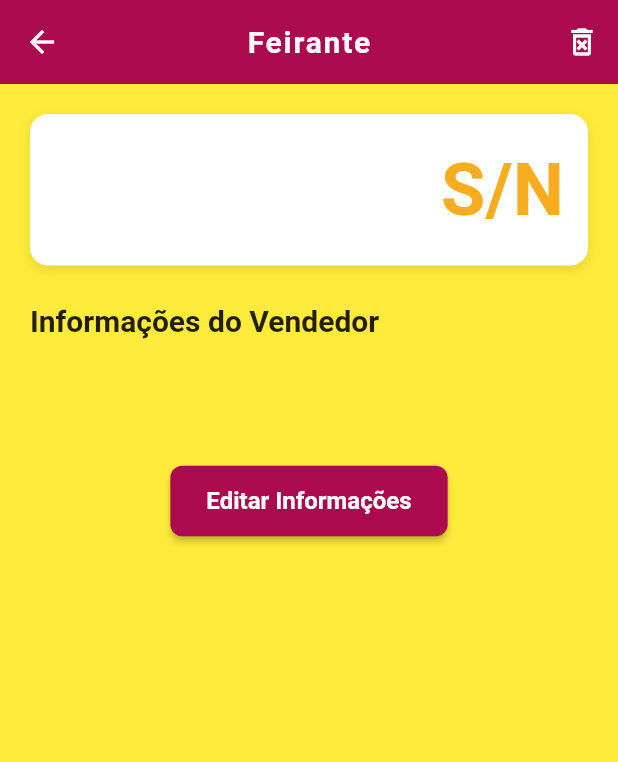
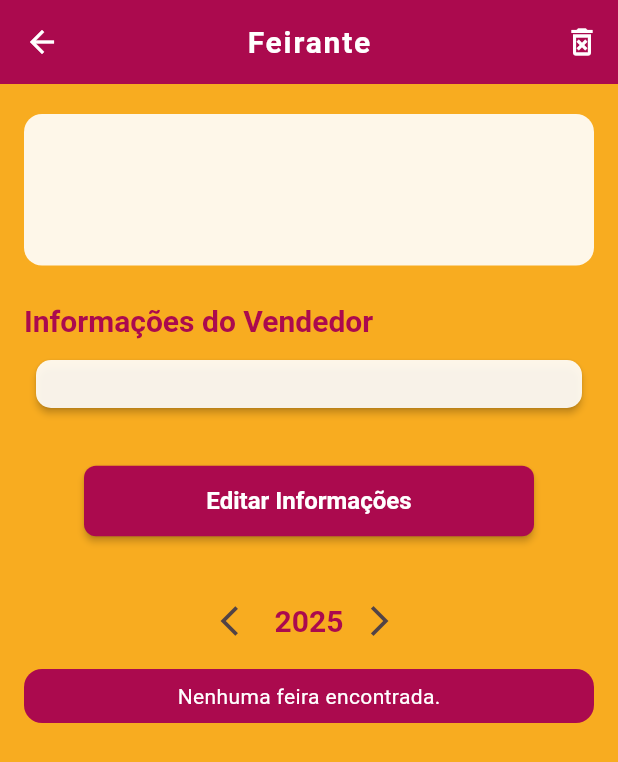
Before and after one commit to mxmlucca/app_feira_digital, a Flutter app: the ExpositorDetailScreen screen opened directly with empty values, on a phone screen of 412 x 824 dp. Shown: the top 762 px of the screen. Run offline on Flutter 3.47's test engine with Material 3 defaults, Android fonts, the phone set to English and light mode, and no system bars; our stand-ins replace cloud_firestore, firebase_auth, firebase_core; accounts and stored records are empty.

Commit message:
adição de historico na detail expositor

```diff
--- a/lib/screens/expositor_detail_screen.dart
+++ b/lib/screens/expositor_detail_screen.dart
@@ -1,26 +1,36 @@
 import 'package:flutter/material.dart';
+import 'package:intl/intl.dart';
 import '../models/expositor.dart';
+import '../models/feira_evento.dart';
 import '../services/firestore_service.dart';
-import 'expositor_form_screen.dart'; // Para navegar para a edição
+import 'expositor_form_screen.dart';
 
-// Supondo que kCoresCategorias está definido globalmente ou importado
-// Se não, defina-o aqui ou importe-o.
-// const Map<String, Color> kCoresCategorias = { /* ... seu mapa de cores ... */ };
-
-class ExpositorDetailScreen extends StatelessWidget {
+class ExpositorDetailScreen extends StatefulWidget {
   final Expositor expositor;
 
   const ExpositorDetailScreen({super.key, required this.expositor});
 
-  // Não precisamos de routeName se sempre navegamos com MaterialPageRoute e argumentos.
-  // static const String routeName = '/expositor-detail';
+  @override
+  State<ExpositorDetailScreen> createState() => _ExpositorDetailScreenState();
+}
+
+class _ExpositorDetailScreenState extends State<ExpositorDetailScreen> {
+  final FirestoreService _firestoreService = FirestoreService();
+  late int _anoSelecionado;
+
+  @override
+  void initState() {
+    super.initState();
+    _anoSelecionado = DateTime.now().year;
+  }
 
   Future<void> _confirmarERemoverExpositor(
     BuildContext context,
     String id,
   ) async {
-    final firestoreService =
-        FirestoreService(); // Instancia localmente ou passe via Provider/DI
+    final scaffoldMessenger = ScaffoldMessenger.of(context);
+    final navigator = Navigator.of(context);
+
     bool confirmar =
         await showDialog(
           context: context,
@@ -32,14 +42,14 @@ class ExpositorDetailScreen extends StatelessWidget {
               ),
               actions: <Widget>[
                 TextButton(
-                  onPressed: () => Navigator.of(ctx).pop(false),
+                  onPressed: () => navigator.pop(false),
                   child: const Text('Cancelar'),
                 ),
                 TextButton(
                   style: TextButton.styleFrom(
                     foregroundColor: Theme.of(context).colorScheme.error,
                   ),
-                  onPressed: () => Navigator.of(ctx).pop(true),
+                  onPressed: () => navigator.pop(true),
                   child: const Text('Remover'),
                 ),
               ],
@@ -48,15 +58,15 @@ class ExpositorDetailScreen extends StatelessWidget {
         ) ??
         false;
 
-    if (confirmar && context.mounted) {
+    if (confirmar) {
       try {
-        await firestoreService.removerExpositor(id);
-        ScaffoldMessenger.of(context).showSnackBar(
+        await _firestoreService.removerExpositor(id);
+        scaffoldMessenger.showSnackBar(
           const SnackBar(content: Text('Expositor removido com sucesso!')),
         );
-        Navigator.of(context).pop(); // Volta para a lista após remover
+        navigator.pop(); // Volta para a lista após remover
       } catch (e) {
-        ScaffoldMessenger.of(context).showSnackBar(
+        scaffoldMessenger.showSnackBar(
           SnackBar(content: Text('Erro ao remover expositor: $e')),
         );
       }
@@ -73,28 +83,11 @@ class ExpositorDetailScreen extends StatelessWidget {
         builder:
             (context) => ExpositorFormScreen(expositor: expositorParaEditar),
         settings: RouteSettings(
-          name: ExpositorFormScreen.routeNameEdit, // Para consistência
+          name: ExpositorFormScreen.routeNameEdit,
           arguments: expositorParaEditar,
         ),
       ),
-    ).then((foiModificado) {
-      if (foiModificado == true && context.mounted) {
-        // Se o formulário indicar que houve modificação, podemos atualizar esta tela
-        // A forma mais simples seria recarregar os dados do expositor,
-        // mas isso exigiria que esta tela fosse StatefulWidget e buscasse os dados.
-        // Por agora, a lista anterior (ExpositorListScreen) já se atualiza com o Stream.
-        // Se quisermos que esta tela também se atualize, precisaríamos de uma
-        // gestão de estado mais avançada ou que o form retorne o objeto atualizado.
-        // (context as Element).reassemble(); // Força um rebuild, mas não é ideal
-        ScaffoldMessenger.of(context).showSnackBar(
-          const SnackBar(
-            content: Text(
-              'Dados podem ter sido atualizados. Volte à lista para ver as mudanças se necessário.',
-            ),
-          ),
     );
-      }
-    });
   }
 
   Widget _buildInfoRow(
@@ -104,14 +97,16 @@ class ExpositorDetailScreen extends StatelessWidget {
     String? value,
   ) {
     if (value == null || value.isEmpty) {
-      return const SizedBox.shrink(); // Não mostra nada se o valor for nulo ou vazio
+      return const SizedBox.shrink();
     }
     return Padding(
-      padding: const EdgeInsets.symmetric(vertical: 6.0),
+      padding: const EdgeInsets.symmetric(
+        vertical: 4.0,
+      ), // Padding vertical reduzido
       child: Row(
         crossAxisAlignment: CrossAxisAlignment.start,
         children: [
-          Icon(icon, size: 20.0, color: Theme.of(context).colorScheme.primary),
+          Icon(icon, size: 18.0, color: Theme.of(context).colorScheme.primary),
           const SizedBox(width: 12.0),
           Expanded(
             child: Column(
@@ -123,7 +118,6 @@ class ExpositorDetailScreen extends StatelessWidget {
                     context,
                   ).textTheme.bodySmall?.copyWith(color: Colors.grey.shade600),
                 ),
-                const SizedBox(height: 2.0),
                 Text(value, style: Theme.of(context).textTheme.bodyLarge),
               ],
             ),
@@ -133,48 +127,72 @@ class ExpositorDetailScreen extends StatelessWidget {
     );
   }
 
+  Widget _buildGridItem(FeiraEvento feira) {
+    final bool? presente = feira.presencaExpositores?[widget.expositor.id];
+    Color corIcone = Colors.grey;
+    IconData icone = Icons.schedule;
+
+    if (presente == true) {
+      corIcone = Colors.green.shade700;
+      icone = Icons.check_circle;
+    } else if (presente == false) {
+      corIcone = Colors.red.shade700;
+      icone = Icons.cancel;
+    }
+
+    return Card(
+      color: Colors.white,
+      child: Padding(
+        padding: const EdgeInsets.all(4.0), // Padding interno reduzido
+        child: Column(
+          mainAxisAlignment: MainAxisAlignment.center,
+          children: [
+            Text(
+              DateFormat('dd/MM').format(feira.data),
+              style: const TextStyle(fontWeight: FontWeight.bold, fontSize: 12),
+            ), // Fonte menor
+            const SizedBox(height: 4.0),
+            Icon(icone, color: corIcone, size: 28), // Ícone um pouco menor
+          ],
+        ),
+      ),
+    );
+  }
+
   @override
   Widget build(BuildContext context) {
     final theme = Theme.of(context);
-    // A cor do texto pode ser definida no tema ou aqui, para contraste com o fundo amarelo
-    final Color corTextoPrincipal = Colors.black87; // Exemplo
-    final Color corFundoTela = const Color(0xFFFFEB3B); // Amarelo do seu design
+    final Color corFundoTela = theme.colorScheme.secondary;
+    final Color corTextoPrincipal = theme.colorScheme.primary;
+    final Color corBotao = theme.colorScheme.primary;
 
     return Scaffold(
-      backgroundColor: corFundoTela, // Fundo amarelo da tela
+      backgroundColor: corFundoTela,
       appBar: AppBar(
-        title: const Text('Feirante'), // Ou expositor.nome se preferir
-        // A cor e estilo da AppBar virão do ThemeData
+        title: const Text('Feirante'),
         actions: [
-          if (expositor.id !=
-              null) // Só mostra o botão de remover se o expositor já existe (tem ID)
+          if (widget.expositor.id != null)
             IconButton(
               icon: const Icon(Icons.delete_forever_outlined),
               tooltip: 'Remover Expositor',
-              onPressed: () {
-                _confirmarERemoverExpositor(context, expositor.id!);
-              },
+              onPressed:
+                  () => _confirmarERemoverExpositor(
+                    context,
+                    widget.expositor.id!,
+                  ),
             ),
         ],
       ),
-      body: SingleChildScrollView(
-        padding: const EdgeInsets.all(20.0),
-        child: Column(
-          crossAxisAlignment: CrossAxisAlignment.start,
+      // MUDANÇA: Usando ListView em vez de SingleChildScrollView + Column
+      body: ListView(
+        padding: const EdgeInsets.symmetric(horizontal: 16.0, vertical: 20.0),
         children: <Widget>[
-            // Secção Nome e Estande
+          // --- Secção Nome e Estande ---
           Container(
             padding: const EdgeInsets.all(16.0),
             decoration: BoxDecoration(
-                color: Colors.white, // Fundo branco para esta secção
+              color: Colors.white.withOpacity(0.9),
               borderRadius: BorderRadius.circular(12.0),
-                boxShadow: [
-                  BoxShadow(
-                    color: Colors.black.withOpacity(0.1),
-                    blurRadius: 6,
-                    offset: const Offset(0, 3),
-                  ),
-                ],
             ),
             child: Row(
               mainAxisAlignment: MainAxisAlignment.spaceBetween,
@@ -182,28 +200,24 @@ class ExpositorDetailScreen extends StatelessWidget {
               children: [
                 Expanded(
                   child: Text(
-                      expositor.nome,
+                    widget.expositor.nome,
                     style: theme.textTheme.headlineSmall?.copyWith(
-                        color: theme.colorScheme.primary, // Cor do nome
+                      color: theme.colorScheme.primary,
                       fontWeight: FontWeight.bold,
                     ),
+                    maxLines: 2,
                     overflow: TextOverflow.ellipsis,
-                      maxLines: 2,
                   ),
                 ),
                 const SizedBox(width: 16),
                 Text(
-                    expositor.numeroEstande != null &&
-                            expositor.numeroEstande!.isNotEmpty
-                        ? expositor.numeroEstande!
-                        : 'S/N',
+                  widget.expositor.numeroEstande ?? 'S/N',
                   style: TextStyle(
-                      fontSize: 48, // Tamanho grande para o número do estande
+                    fontSize: 48,
                     fontWeight: FontWeight.bold,
-                      color:
-                          theme
-                              .colorScheme
-                              .secondary, // Cor de destaque para o número
+                    color: theme.colorScheme.secondary.withOpacity(
+                      0.9,
+                    ), // Cor de destaque
                   ),
                 ),
               ],
@@ -211,22 +225,17 @@ class ExpositorDetailScreen extends StatelessWidget {
           ),
           const SizedBox(height: 24.0),
 
-            // Secção "Informações do Vendedor"
+          // --- Secção Informações do Vendedor ---
           Text(
             'Informações do Vendedor',
             style: theme.textTheme.titleLarge?.copyWith(
-                color: corTextoPrincipal, // Cor do título da secção
+              color: corTextoPrincipal,
               fontWeight: FontWeight.bold,
             ),
           ),
           const SizedBox(height: 8.0),
           Card(
-              // Usar um Card para agrupar as informações, já estilizado pelo tema
-              elevation:
-                  0, // Pode remover a elevação se o fundo da tela já contrasta
-              color: corFundoTela.withAlpha(
-                200,
-              ), // Um pouco de transparência ou cor diferente
+            color: Colors.white.withOpacity(0.9),
             child: Padding(
               padding: const EdgeInsets.all(16.0),
               child: Column(
@@ -235,25 +244,25 @@ class ExpositorDetailScreen extends StatelessWidget {
                     context,
                     Icons.category_outlined,
                     'Categoria',
-                      expositor.tipoProdutoServico,
+                    widget.expositor.tipoProdutoServico,
                   ),
                   _buildInfoRow(
                     context,
                     Icons.business_center_outlined,
                     'Situação',
-                      expositor.situacao,
+                    widget.expositor.situacao,
                   ),
                   _buildInfoRow(
                     context,
                     Icons.phone_outlined,
                     'Contato',
-                      expositor.contato,
+                    widget.expositor.contato,
                   ),
                   _buildInfoRow(
                     context,
                     Icons.notes_outlined,
                     'Descrição',
-                      expositor.descricao,
+                    widget.expositor.descricao,
                   ),
                 ],
               ),
@@ -261,20 +270,116 @@ class ExpositorDetailScreen extends StatelessWidget {
           ),
           const SizedBox(height: 32.0),
 
-            // Botão Editar
-            Center(
+          // --- Botão Editar ---
+          // MUDANÇA: Envolvido em SizedBox para garantir a largura total e padding
+          Padding(
+            padding: const EdgeInsets.symmetric(
+              horizontal: 40.0,
+            ), // Adiciona margem lateral
+            child: SizedBox(
+              width: double.infinity,
               child: ElevatedButton(
-                // O estilo virá do tema global, mas pode ser personalizado aqui
-                // style: ElevatedButton.styleFrom(backgroundColor: corDoBotaoNoFigma),
-                onPressed: () {
-                  _navegarParaFormularioEdicao(context, expositor);
+                // O estilo (cores, etc) virá do tema global, mas podemos definir o tamanho
+                style: theme.elevatedButtonTheme.style,
+                onPressed:
+                    () =>
+                        _navegarParaFormularioEdicao(context, widget.expositor),
+                child: const Text('Editar Informações'),
+              ),
+            ),
+          ),
+          const SizedBox(height: 32.0),
+
+          // --- Secção Histórico de Presença ---
+          Row(
+            mainAxisAlignment: MainAxisAlignment.center,
+            children: [
+              IconButton(
+                icon: const Icon(Icons.arrow_back_ios),
+                onPressed: () => setState(() => _anoSelecionado--),
+              ),
+              Text(
+                _anoSelecionado.toString(),
+                style: theme.textTheme.titleLarge?.copyWith(
+                  fontWeight: FontWeight.bold,
+                  color: corTextoPrincipal,
+                ),
+              ),
+              IconButton(
+                icon: const Icon(Icons.arrow_forward_ios),
+                onPressed: () => setState(() => _anoSelecionado++),
+              ),
+            ],
+          ),
+          const SizedBox(height: 8.0),
+
+          Container(
+            padding: const EdgeInsets.all(8.0),
+            decoration: BoxDecoration(
+              color: corBotao,
+              borderRadius: BorderRadius.circular(12.0),
+            ),
+            child: StreamBuilder<List<FeiraEvento>>(
+              stream: _firestoreService.getFeiraEventos(),
+              builder: (context, snapshot) {
+                if (snapshot.connectionState == ConnectionState.waiting) {
+                  return const Center(
+                    child: Padding(
+                      padding: EdgeInsets.all(32.0),
+                      child: CircularProgressIndicator(color: Colors.white),
+                    ),
+                  );
+                }
+                if (snapshot.hasError)
+                  return Center(
+                    child: Text(
+                      'Erro: ${snapshot.error}',
+                      style: const TextStyle(color: Colors.white),
+                    ),
+                  );
+                if (!snapshot.hasData || snapshot.data!.isEmpty)
+                  return const Center(
+                    child: Text(
+                      'Nenhuma feira encontrada.',
+                      style: TextStyle(color: Colors.white),
+                    ),
+                  );
+
+                final feirasDoAno =
+                    snapshot.data!
+                        .where((feira) => feira.data.year == _anoSelecionado)
+                        .toList();
+
+                if (feirasDoAno.isEmpty) {
+                  return Center(
+                    child: Padding(
+                      padding: const EdgeInsets.all(16.0),
+                      child: Text(
+                        'Nenhuma feira encontrada para $_anoSelecionado.',
+                        style: const TextStyle(color: Colors.white),
+                      ),
+                    ),
+                  );
+                }
+
+                return GridView.builder(
+                  shrinkWrap: true,
+                  physics: const NeverScrollableScrollPhysics(),
+                  gridDelegate: const SliverGridDelegateWithFixedCrossAxisCount(
+                    crossAxisCount: 4,
+                    crossAxisSpacing: 8.0,
+                    mainAxisSpacing: 8.0,
+                  ),
+                  itemCount: feirasDoAno.length,
+                  itemBuilder: (context, index) {
+                    return _buildGridItem(feirasDoAno[index]);
                   },
-                child: const Text('Editar Informações'),
+                );
+              },
             ),
           ),
         ],
       ),
-      ),
     );
   }
 }
```
Also changed, not shown: lib/screens/agenda_screen.dart (+40 -42 lines), lib/screens/expositor_list_screen.dart (+0 -41 lines), lib/widgets/feira_list_item.dart (added, +102 -0 lines). Lines whose indentation alone changed are shown as unchanged.
